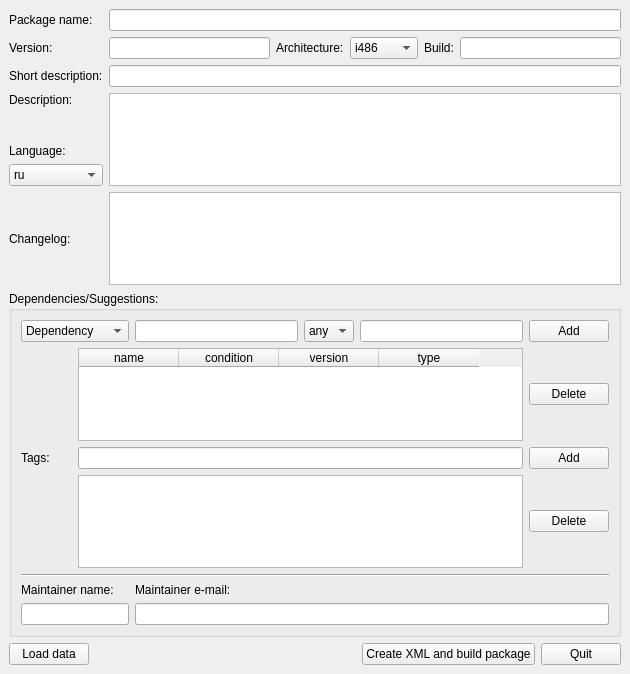
Before: the Qt Designer form mpkg/packagebuilder/package_builder.ui in BackupTheBerlios/mops, drawn with Qt 5.
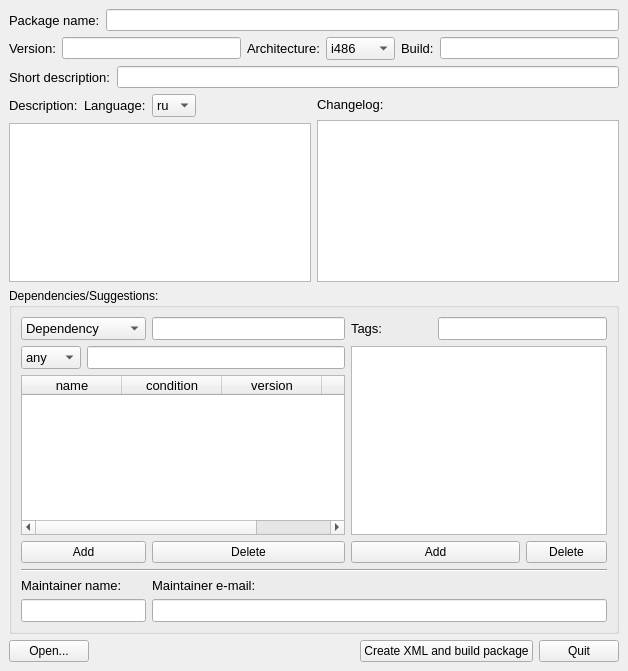
After: the same form once the commit is applied.

What changed in the file:
```diff
--- a/mpkg/packagebuilder/package_builder.ui
+++ b/mpkg/packagebuilder/package_builder.ui
@@ -5,8 +5,8 @@
    <rect>
     <x>0</x>
     <y>0</y>
-    <width>630</width>
-    <height>674</height>
+    <width>628</width>
+    <height>671</height>
    </rect>
   </property>
   <property name="windowTitle" >
@@ -20,35 +20,15 @@
     <number>6</number>
    </property>
    <item>
-    <layout class="QGridLayout" >
+    <layout class="QVBoxLayout" >
      <property name="margin" >
       <number>0</number>
      </property>
      <property name="spacing" >
       <number>6</number>
      </property>
-     <item row="2" column="1" >
-      <widget class="QLineEdit" name="ShortDescriptionEdit" />
-     </item>
-     <item row="4" column="0" >
-      <widget class="QLabel" name="label_7" >
-       <property name="text" >
-        <string>Changelog:</string>
-       </property>
-      </widget>
-     </item>
-     <item row="0" column="1" >
-      <widget class="QLineEdit" name="NameEdit" />
-     </item>
-     <item row="2" column="0" >
-      <widget class="QLabel" name="label_5" >
-       <property name="text" >
-        <string>Short description:</string>
-       </property>
-      </widget>
-     </item>
-     <item row="3" column="0" >
-      <layout class="QVBoxLayout" >
+     <item>
+      <layout class="QHBoxLayout" >
        <property name="margin" >
         <number>0</number>
        </property>
@@ -56,59 +36,23 @@
         <number>6</number>
        </property>
        <item>
-        <widget class="QLabel" name="label_8" >
-         <property name="text" >
-          <string>Description:</string>
+        <widget class="QLabel" name="label" >
+         <property name="font" >
+          <font>
+           <pointsize>10</pointsize>
+          </font>
          </property>
-        </widget>
-       </item>
-       <item>
-        <spacer>
-         <property name="orientation" >
-          <enum>Qt::Vertical</enum>
-         </property>
-         <property name="sizeHint" >
-          <size>
-           <width>20</width>
-           <height>16</height>
-          </size>
-         </property>
-        </spacer>
-       </item>
-       <item>
-        <widget class="QLabel" name="label_6" >
          <property name="text" >
-          <string>Language:</string>
+          <string>Package name:</string>
          </property>
         </widget>
        </item>
        <item>
-        <widget class="QComboBox" name="DescriptionLanguageComboBox" >
-         <item>
-          <property name="text" >
-           <string>ru</string>
-          </property>
-         </item>
-         <item>
-          <property name="text" >
-           <string>en</string>
-          </property>
-         </item>
-        </widget>
+        <widget class="QLineEdit" name="NameEdit" />
        </item>
       </layout>
      </item>
-     <item row="1" column="0" >
-      <widget class="QLabel" name="label_2" >
-       <property name="text" >
-        <string>Version:</string>
-       </property>
-      </widget>
-     </item>
-     <item row="4" column="1" >
-      <widget class="QTextEdit" name="ChangelogEdit" />
-     </item>
-     <item row="1" column="1" >
+     <item>
       <layout class="QHBoxLayout" >
        <property name="margin" >
         <number>0</number>
@@ -117,70 +61,269 @@
         <number>6</number>
        </property>
        <item>
-        <widget class="QLineEdit" name="VersionEdit" />
-       </item>
-       <item>
-        <widget class="QLabel" name="label_3" >
+        <widget class="QLabel" name="label_2" >
+         <property name="font" >
+          <font>
+           <pointsize>10</pointsize>
+          </font>
+         </property>
          <property name="text" >
-          <string>Architecture:</string>
+          <string>Version:</string>
          </property>
         </widget>
        </item>
        <item>
-        <widget class="QComboBox" name="ArchComboBox" >
+        <layout class="QHBoxLayout" >
+         <property name="margin" >
+          <number>0</number>
+         </property>
+         <property name="spacing" >
+          <number>6</number>
+         </property>
          <item>
-          <property name="text" >
-           <string>i486</string>
-          </property>
+          <widget class="QLineEdit" name="VersionEdit" />
          </item>
          <item>
-          <property name="text" >
-           <string>i686</string>
-          </property>
+          <widget class="QLabel" name="label_3" >
+           <property name="font" >
+            <font>
+             <pointsize>10</pointsize>
+            </font>
+           </property>
+           <property name="text" >
+            <string>Architecture:</string>
+           </property>
+          </widget>
          </item>
          <item>
-          <property name="text" >
-           <string>i386</string>
-          </property>
+          <widget class="QComboBox" name="ArchComboBox" >
+           <property name="font" >
+            <font>
+             <pointsize>10</pointsize>
+            </font>
+           </property>
+           <item>
+            <property name="text" >
+             <string>i486</string>
+            </property>
+           </item>
+           <item>
+            <property name="text" >
+             <string>i686</string>
+            </property>
+           </item>
+           <item>
+            <property name="text" >
+             <string>i386</string>
+            </property>
+           </item>
+           <item>
+            <property name="text" >
+             <string>x86-64</string>
+            </property>
+           </item>
+           <item>
+            <property name="text" >
+             <string>ppc</string>
+            </property>
+           </item>
+           <item>
+            <property name="text" >
+             <string>noarch</string>
+            </property>
+           </item>
+          </widget>
          </item>
          <item>
-          <property name="text" >
-           <string>x86-64</string>
-          </property>
+          <widget class="QLabel" name="label_4" >
+           <property name="font" >
+            <font>
+             <pointsize>10</pointsize>
+            </font>
+           </property>
+           <property name="text" >
+            <string>Build:</string>
+           </property>
+          </widget>
          </item>
          <item>
-          <property name="text" >
-           <string>ppc</string>
-          </property>
+          <widget class="QLineEdit" name="BuildEdit" />
          </item>
-         <item>
-          <property name="text" >
-           <string>noarch</string>
-          </property>
-         </item>
-        </widget>
+        </layout>
        </item>
+      </layout>
+     </item>
+     <item>
+      <layout class="QHBoxLayout" >
+       <property name="margin" >
+        <number>0</number>
+       </property>
+       <property name="spacing" >
+        <number>6</number>
+       </property>
        <item>
-        <widget class="QLabel" name="label_4" >
+        <widget class="QLabel" name="label_5" >
+         <property name="font" >
+          <font>
+           <pointsize>10</pointsize>
+          </font>
+         </property>
          <property name="text" >
-          <string>Build:</string>
+          <string>Short description:</string>
          </property>
         </widget>
        </item>
        <item>
-        <widget class="QLineEdit" name="BuildEdit" />
+        <widget class="QLineEdit" name="ShortDescriptionEdit" />
        </item>
       </layout>
      </item>
-     <item row="0" column="0" >
-      <widget class="QLabel" name="label" >
-       <property name="text" >
-        <string>Package name:</string>
+     <item>
+      <layout class="QHBoxLayout" >
+       <property name="margin" >
+        <number>0</number>
        </property>
-      </widget>
-     </item>
-     <item row="3" column="1" >
-      <widget class="QTextEdit" name="DescriptionEdit" />
+       <property name="spacing" >
+        <number>6</number>
+       </property>
+       <item>
+        <layout class="QVBoxLayout" >
+         <property name="margin" >
+          <number>0</number>
+         </property>
+         <property name="spacing" >
+          <number>6</number>
+         </property>
+         <item>
+          <layout class="QHBoxLayout" >
+           <property name="margin" >
+            <number>0</number>
+           </property>
+           <property name="spacing" >
+            <number>6</number>
+           </property>
+           <item>
+            <widget class="QLabel" name="label_8" >
+             <property name="font" >
+              <font>
+               <pointsize>10</pointsize>
+              </font>
+             </property>
+             <property name="text" >
+              <string>Description:</string>
+             </property>
+            </widget>
+           </item>
+           <item>
+            <layout class="QGridLayout" >
+             <property name="margin" >
+              <number>0</number>
+             </property>
+             <property name="spacing" >
+              <number>6</number>
+             </property>
+             <item row="0" column="1" >
+              <widget class="QComboBox" name="DescriptionLanguageComboBox" >
+               <property name="font" >
+                <font>
+                 <pointsize>10</pointsize>
+                </font>
+               </property>
+               <item>
+                <property name="text" >
+                 <string>ru</string>
+                </property>
+               </item>
+               <item>
+                <property name="text" >
+                 <string>en</string>
+                </property>
+               </item>
+              </widget>
+             </item>
+             <item row="0" column="0" >
+              <widget class="QLabel" name="label_6" >
+               <property name="font" >
+                <font>
+                 <pointsize>10</pointsize>
+                </font>
+               </property>
+               <property name="text" >
+                <string>Language:</string>
+               </property>
+              </widget>
+             </item>
+            </layout>
+           </item>
+           <item>
+            <spacer>
+             <property name="orientation" >
+              <enum>Qt::Horizontal</enum>
+             </property>
+             <property name="sizeHint" >
+              <size>
+               <width>91</width>
+               <height>20</height>
+              </size>
+             </property>
+            </spacer>
+           </item>
+          </layout>
+         </item>
+         <item>
+          <widget class="QTextEdit" name="DescriptionEdit" />
+         </item>
+        </layout>
+       </item>
+       <item>
+        <layout class="QVBoxLayout" >
+         <property name="margin" >
+          <number>0</number>
+         </property>
+         <property name="spacing" >
+          <number>6</number>
+         </property>
+         <item>
+          <layout class="QHBoxLayout" >
+           <property name="margin" >
+            <number>0</number>
+           </property>
+           <property name="spacing" >
+            <number>6</number>
+           </property>
+           <item>
+            <widget class="QLabel" name="label_7" >
+             <property name="font" >
+              <font>
+               <pointsize>10</pointsize>
+              </font>
+             </property>
+             <property name="text" >
+              <string>Changelog:</string>
+             </property>
+            </widget>
+           </item>
+           <item>
+            <spacer>
+             <property name="orientation" >
+              <enum>Qt::Horizontal</enum>
+             </property>
+             <property name="sizeHint" >
+              <size>
+               <width>231</width>
+               <height>20</height>
+              </size>
+             </property>
+            </spacer>
+           </item>
+          </layout>
+         </item>
+         <item>
+          <widget class="QTextEdit" name="ChangelogEdit" />
+         </item>
+        </layout>
+       </item>
+      </layout>
      </item>
     </layout>
    </item>
@@ -199,135 +342,84 @@
       <property name="spacing" >
        <number>6</number>
       </property>
-      <item row="1" column="5" >
-       <widget class="QPushButton" name="DepDeleteButton" >
-        <property name="text" >
-         <string>Delete</string>
-        </property>
-       </widget>
-      </item>
-      <item row="2" column="0" >
-       <widget class="QLabel" name="label_9" >
-        <property name="text" >
-         <string>Tags:</string>
-        </property>
-       </widget>
-      </item>
-      <item row="2" column="1" colspan="4" >
-       <widget class="QLineEdit" name="TagEdit" />
-      </item>
-      <item row="2" column="5" >
-       <widget class="QPushButton" name="TagAddButton" >
-        <property name="text" >
-         <string>Add</string>
-        </property>
-       </widget>
-      </item>
-      <item row="3" column="5" >
-       <widget class="QPushButton" name="TagDeleteButton" >
-        <property name="text" >
-         <string>Delete</string>
-        </property>
-       </widget>
-      </item>
-      <item row="3" column="1" colspan="4" >
-       <widget class="QListWidget" name="TagListWidget" />
-      </item>
-      <item row="0" column="5" >
-       <widget class="QPushButton" name="DepAddButton" >
-        <property name="text" >
-         <string>Add</string>
-        </property>
-       </widget>
-      </item>
-      <item row="4" column="0" colspan="6" >
-       <widget class="Line" name="line" >
-        <property name="orientation" >
-         <enum>Qt::Horizontal</enum>
-        </property>
-       </widget>
-      </item>
-      <item row="6" column="2" colspan="4" >
-       <widget class="QLineEdit" name="MaintainerMailEdit" />
-      </item>
       <item row="6" column="0" colspan="2" >
-       <widget class="QLineEdit" name="MaintainerNameEdit" />
+       <widget class="QLineEdit" name="MaintainerNameEdit" >
+        <property name="font" >
+         <font>
+          <pointsize>10</pointsize>
+         </font>
+        </property>
+       </widget>
       </item>
-      <item row="5" column="0" colspan="2" >
-       <widget class="QLabel" name="label_10" >
-        <property name="text" >
-         <string>Maintainer name:</string>
+      <item row="6" column="2" colspan="4" >
+       <widget class="QLineEdit" name="MaintainerMailEdit" >
+        <property name="font" >
+         <font>
+          <pointsize>10</pointsize>
+         </font>
         </property>
        </widget>
       </item>
       <item row="5" column="2" >
        <widget class="QLabel" name="label_11" >
+        <property name="font" >
+         <font>
+          <pointsize>10</pointsize>
+         </font>
+        </property>
         <property name="text" >
          <string>Maintainer e-mail:</string>
         </property>
        </widget>
       </item>
-      <item row="0" column="2" >
-       <widget class="QLineEdit" name="DepNameEdit" />
+      <item row="5" column="0" colspan="2" >
+       <widget class="QLabel" name="label_10" >
+        <property name="font" >
+         <font>
+          <pointsize>10</pointsize>
+         </font>
+        </property>
+        <property name="text" >
+         <string>Maintainer name:</string>
+        </property>
+       </widget>
       </item>
-      <item row="0" column="0" colspan="2" >
-       <widget class="QComboBox" name="DepSuggestComboBox" >
-        <item>
-         <property name="text" >
-          <string>Dependency</string>
-         </property>
-        </item>
-        <item>
-         <property name="text" >
-          <string>Suggestion</string>
-         </property>
-        </item>
+      <item row="4" column="0" colspan="6" >
+       <widget class="Line" name="line" >
+        <property name="orientation" >
+         <enum>Qt::Horizontal</enum>
+        </property>
        </widget>
       </item>
-      <item row="0" column="4" >
-       <widget class="QLineEdit" name="DepVersionEdit" />
+      <item row="3" column="2" >
+       <widget class="QPushButton" name="DepDeleteButton" >
+        <property name="text" >
+         <string>Delete</string>
+        </property>
+       </widget>
       </item>
-      <item row="0" column="3" >
-       <widget class="QComboBox" name="DepConditionComboBox" >
-        <property name="minimumSize" >
-         <size>
-          <width>50</width>
-          <height>0</height>
-         </size>
+      <item row="3" column="5" >
+       <widget class="QPushButton" name="TagDeleteButton" >
+        <property name="text" >
+         <string>Delete</string>
         </property>
-        <item>
-         <property name="text" >
-          <string>any</string>
-         </property>
-        </item>
-        <item>
-         <property name="text" >
-          <string>>=</string>
-         </property>
-        </item>
-        <item>
-         <property name="text" >
-          <string>==</string>
-         </property>
-        </item>
-        <item>
-         <property name="text" >
-          <string>&lt;=</string>
-         </property>
-        </item>
-        <item>
-         <property name="text" >
-          <string>></string>
-         </property>
-        </item>
-        <item>
-         <property name="text" >
-          <string>&lt;</string>
-         </property>
-        </item>
        </widget>
       </item>
-      <item row="1" column="1" colspan="4" >
+      <item row="3" column="0" colspan="2" >
+       <widget class="QPushButton" name="DepAddButton" >
+        <property name="text" >
+         <string>Add</string>
+        </property>
+       </widget>
+      </item>
+      <item row="3" column="3" colspan="2" >
+       <widget class="QPushButton" name="TagAddButton" >
+        <property name="text" >
+         <string>Add</string>
+        </property>
+       </widget>
+      </item>
+      <item row="2" column="0" colspan="3" >
        <widget class="QTableWidget" name="DepTableWidget" >
         <property name="sizePolicy" >
          <sizepolicy>
@@ -337,6 +429,11 @@
           <verstretch>0</verstretch>
          </sizepolicy>
         </property>
+        <property name="font" >
+         <font>
+          <pointsize>10</pointsize>
+         </font>
+        </property>
         <property name="alternatingRowColors" >
          <bool>false</bool>
         </property>
@@ -374,6 +471,118 @@
         </column>
        </widget>
       </item>
+      <item rowspan="2" row="1" column="3" colspan="3" >
+       <widget class="QListWidget" name="TagListWidget" >
+        <property name="font" >
+         <font>
+          <pointsize>10</pointsize>
+         </font>
+        </property>
+       </widget>
+      </item>
+      <item row="1" column="0" >
+       <widget class="QComboBox" name="DepConditionComboBox" >
+        <property name="minimumSize" >
+         <size>
+          <width>50</width>
+          <height>0</height>
+         </size>
+        </property>
+        <property name="font" >
+         <font>
+          <pointsize>10</pointsize>
+         </font>
+        </property>
+        <item>
+         <property name="text" >
+          <string>any</string>
+         </property>
+        </item>
+        <item>
+         <property name="text" >
+          <string>>=</string>
+         </property>
+        </item>
+        <item>
+         <property name="text" >
+          <string>==</string>
+         </property>
+        </item>
+        <item>
+         <property name="text" >
+          <string>&lt;=</string>
+         </property>
+        </item>
+        <item>
+         <property name="text" >
+          <string>></string>
+         </property>
+        </item>
+        <item>
+         <property name="text" >
+          <string>&lt;</string>
+         </property>
+        </item>
+       </widget>
+      </item>
+      <item row="1" column="1" colspan="2" >
+       <widget class="QLineEdit" name="DepVersionEdit" >
+        <property name="font" >
+         <font>
+          <pointsize>10</pointsize>
+         </font>
+        </property>
+       </widget>
+      </item>
+      <item row="0" column="4" colspan="2" >
+       <widget class="QLineEdit" name="TagEdit" >
+        <property name="font" >
+         <font>
+          <pointsize>10</pointsize>
+         </font>
+        </property>
+       </widget>
+      </item>
+      <item row="0" column="0" colspan="2" >
+       <widget class="QComboBox" name="DepSuggestComboBox" >
+        <property name="font" >
+         <font>
+          <pointsize>10</pointsize>
+         </font>
+        </property>
+        <item>
+         <property name="text" >
+          <string>Dependency</string>
+         </property>
+        </item>
+        <item>
+         <property name="text" >
+          <string>Suggestion</string>
+         </property>
+        </item>
+       </widget>
+      </item>
+      <item row="0" column="3" >
+       <widget class="QLabel" name="label_9" >
+        <property name="font" >
+         <font>
+          <pointsize>10</pointsize>
+         </font>
+        </property>
+        <property name="text" >
+         <string>Tags:</string>
+        </property>
+       </widget>
+      </item>
+      <item row="0" column="2" >
+       <widget class="QLineEdit" name="DepNameEdit" >
+        <property name="font" >
+         <font>
+          <pointsize>10</pointsize>
+         </font>
+        </property>
+       </widget>
+      </item>
      </layout>
     </widget>
    </item>
@@ -388,7 +597,7 @@
      <item>
       <widget class="QPushButton" name="LoadButton" >
        <property name="text" >
-        <string>Load data</string>
+        <string>Open...</string>
        </property>
       </widget>
      </item>
```
